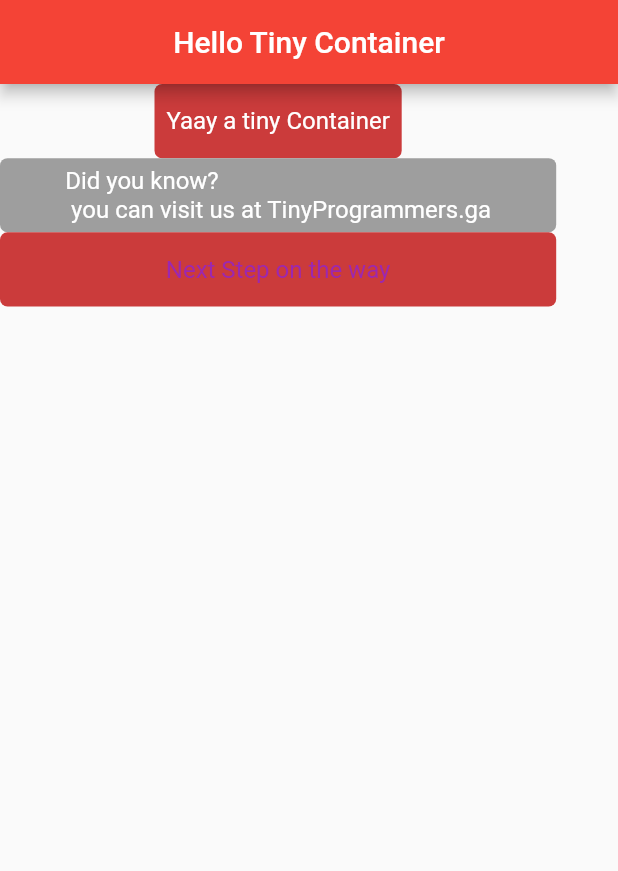
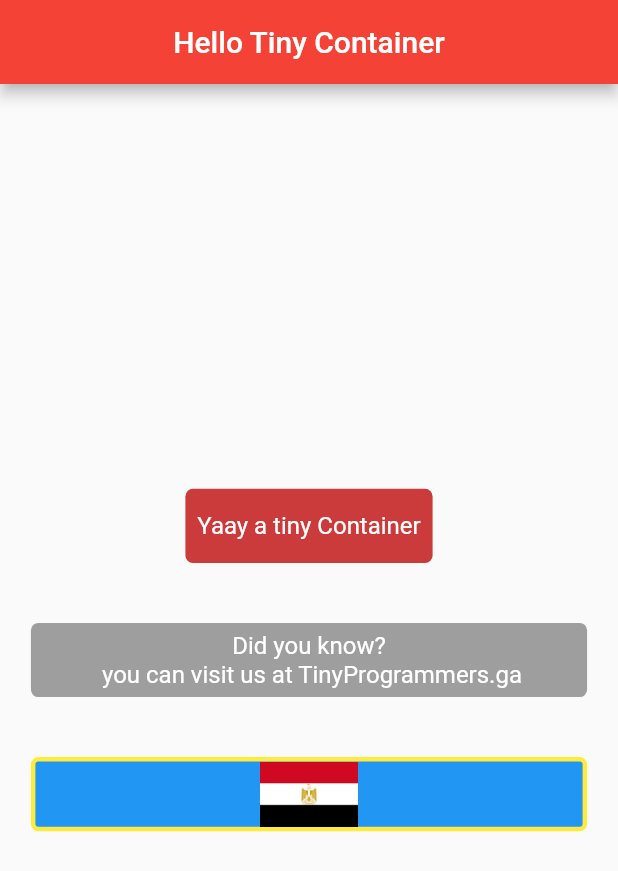
Before and after one commit to AQuadic/tiny_widgets, a Flutter app: the screen it shows after launch, on a phone screen of 412 x 824 dp. Shown: the top 871 px of the screen. Run offline on Flutter 3.47's test engine with Material 2 defaults, Android fonts, the phone set to English and light mode, and no system bars; Roboto replaces fonts that are missing (Hacen).

Commit message:
Tiny match card

```diff
--- a/example/lib/src/tiny_container.dart
+++ b/example/lib/src/tiny_container.dart
@@ -1,17 +1,24 @@
+import 'package:flutter/cupertino.dart';
 import 'package:flutter/material.dart';
 import 'package:tiny_widgets/tiny_widgets.dart';
 
 class TinyContainerExample extends StatelessWidget {
+  final _key = GlobalKey<ScaffoldState>();
+
   @override
   Widget build(BuildContext context) {
     return Scaffold(
+      key: _key,
       appBar: AppBar(
         centerTitle: true,
         title: Text("Hello Tiny Container"),
       ),
-      body: Column(
+      body: Center(
+        child: Column(
+          mainAxisAlignment: MainAxisAlignment.center,
           children: <Widget>[
             TinyContainer(
+              outerPadding: EdgeInsets.all(20),
               text: "Yaay a tiny Container",
               backgroundColor: Color(0xFFcb3b3b),
               maxWidth: MediaQuery.of(context).size.width * 0.4,
@@ -19,6 +26,8 @@ class TinyContainerExample extends StatelessWidget {
               fontSize: 16,
             ),
             TinyContainer(
+              outerPadding: EdgeInsets.all(20),
+              textAlign: TextAlign.center,
               onTap: () => _showSnackBar(context),
               text: "Did you know?\n you can visit us at TinyProgrammers.ga",
               backgroundColor: Colors.grey,
@@ -27,8 +36,13 @@ class TinyContainerExample extends StatelessWidget {
               fontSize: 16,
             ),
             TinyContainer(
-            text: "Next Step on the way",
-            backgroundColor: Color(0xFFcb3b3b),
+              outerPadding: EdgeInsets.all(20),
+              child: Image.asset(
+                "assets/egypt_flag.png",
+                fit: BoxFit.scaleDown,
+              ),
+              border: Border.all(color: Colors.yellow, width: 3),
+              backgroundColor: Colors.blue,
               maxWidth: MediaQuery.of(context).size.width * 0.9,
               height: MediaQuery.of(context).size.height * 0.5,
               textColor: Colors.purple,
@@ -36,11 +50,12 @@ class TinyContainerExample extends StatelessWidget {
             ),
           ],
         ),
+      ),
     );
   }
 
   _showSnackBar(BuildContext context) {
-    Scaffold.of(context).showSnackBar(SnackBar(
+    _key.currentState.showSnackBar(SnackBar(
       content: Text("Hello Tiny's"),
     ));
   }
--- a/lib/src/tiny_container.dart
+++ b/lib/src/tiny_container.dart
@@ -81,6 +81,10 @@ class TinyContainer extends StatelessWidget {
   /// Defaults to : [Null].
   final List<BoxShadow> boxShadow;
 
+  /// if non-null textAlign is given to [Text],
+  /// Defaults to : [Null].
+  final TextAlign textAlign;
+
   /// This Class can be used as Const as it requires no non-const Attr.
   const TinyContainer({
     Key key,
@@ -104,6 +108,7 @@ class TinyContainer extends StatelessWidget {
     this.innerPadding,
     this.border,
     this.boxShadow,
+    this.textAlign,
   })  : assert(child != null || text != null),
         super(key: key);
 
@@ -128,6 +133,7 @@ class TinyContainer extends StatelessWidget {
         child: Text(
           _fixEmptyText(text),
           textScaleFactor: textScaleFactor,
+          textAlign: textAlign,
           style: TextStyle(
             // TODO: Let this use Theme Data
             decoration: textDecoration,
```
Also changed, not shown: lib/src/tiny_match_card.dart (added, +45 -0 lines). Lines whose indentation alone changed are shown as unchanged.
